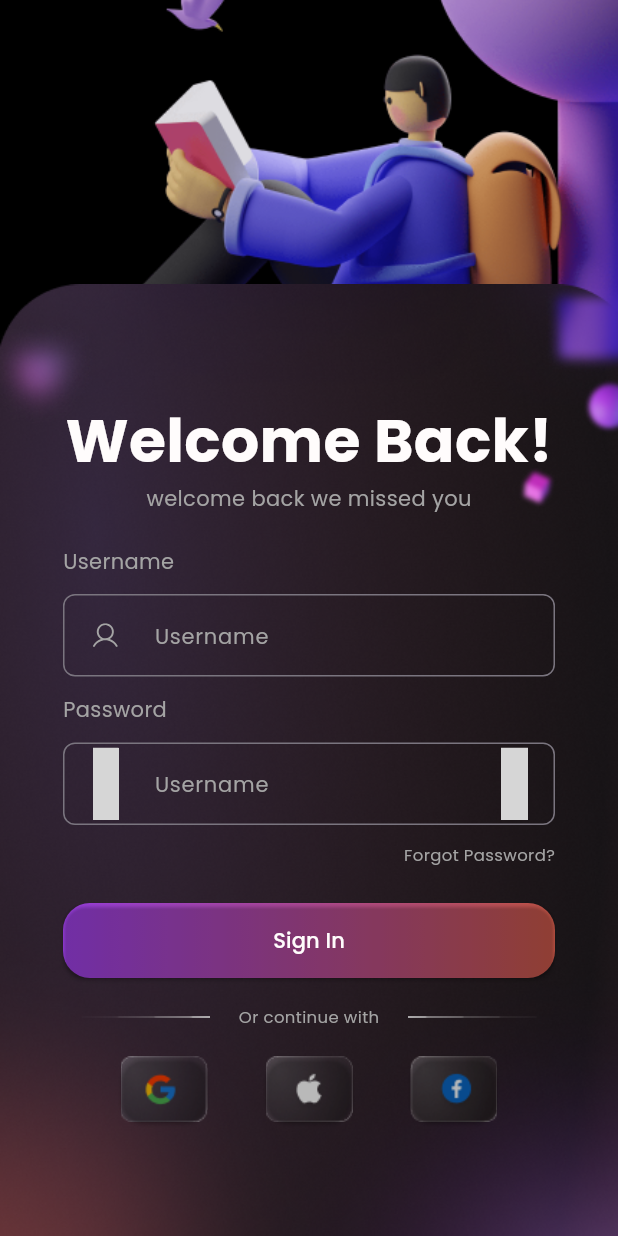
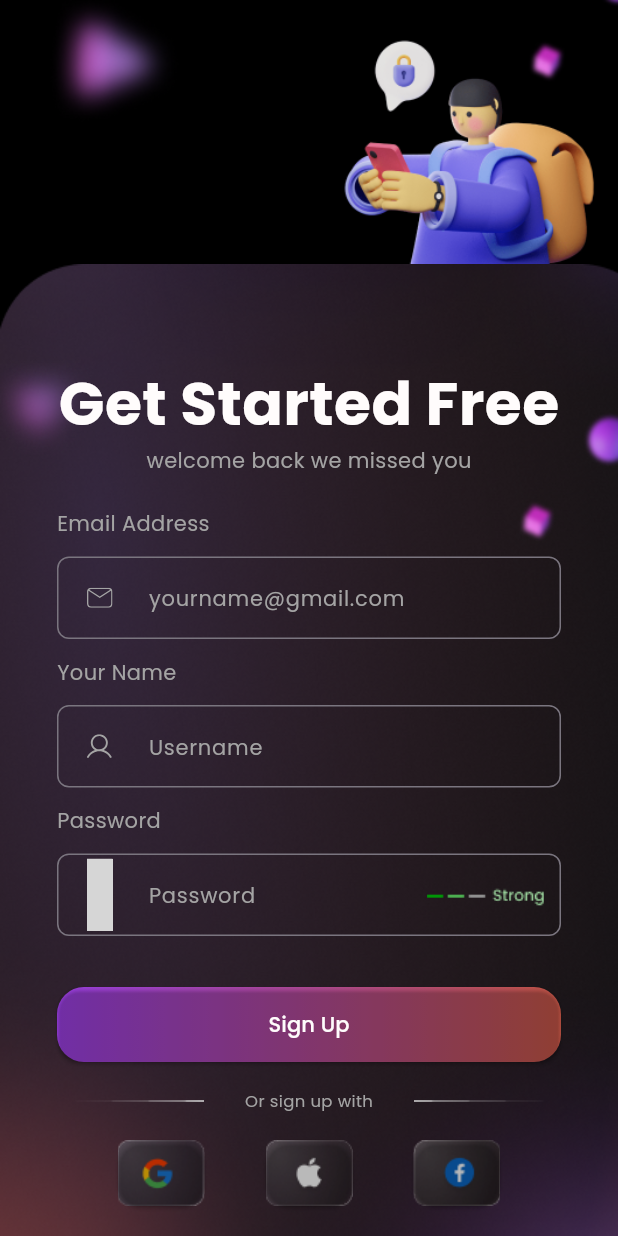
Before and after one commit to ikbalzohr/flutter_slice_login_register, a Flutter app: the screen it shows after launch, on a phone screen of 412 x 824 dp. Run offline on Flutter 3.47's test engine with Material 3 defaults, Android fonts, the phone set to English and light mode, and no system bars; our stand-ins replace flutter_svg, google_fonts; grey boxes are pictures that could not be loaded.

Commit message:
login register page done

```diff
--- a/lib/components/background_screen.dart
+++ b/lib/components/background_screen.dart
@@ -17,9 +17,7 @@ class BackgroundScreen extends StatelessWidget {
               fit: BoxFit.cover,
               child: Stack(
                 children: [
-                  Image.asset(
-                    'assets/images/background.png',
-                  ),
+                  Image.asset('assets/images/background.png'),
                   Image.asset("assets/images/object.png")
                 ],
               )),
--- /dev/null
+++ b/lib/components/button_large.dart
@@ -0,0 +1,45 @@
+// ignore_for_file: public_member_api_docs, sort_constructors_first
+import 'package:flutter/material.dart';
+import 'package:google_fonts/google_fonts.dart';
+
+import 'package:flutter_slice_login_register/components/utils.dart';
+
+class ButtonLarge extends StatelessWidget {
+  final String title;
+  final void Function() onPressed;
+  const ButtonLarge({
+    Key? key,
+    required this.title,
+    required this.onPressed,
+  }) : super(key: key);
+
+  @override
+  Widget build(BuildContext context) {
+    return Container(
+      height: 50,
+      width: double.infinity,
+      decoration: BoxDecoration(
+        borderRadius: BorderRadius.circular(18.0),
+        gradient: const LinearGradient(
+          colors: <Color>[Color(0xFF9C3FE4), Color(0xffC65647)],
+        ),
+      ),
+      child: ElevatedButton(
+        style: ElevatedButton.styleFrom(
+          backgroundColor: Colors.black.withOpacity(0),
+          shape: RoundedRectangleBorder(
+            borderRadius: BorderRadius.circular(15.0),
+          ),
+        ),
+        onPressed: onPressed,
+        child: Text(
+          title,
+          style: GoogleFonts.poppins(
+            color: clWhite,
+            fontSize: 14,
+          ),
+        ),
+      ),
+    );
+  }
+}
--- /dev/null
+++ b/lib/components/button_sosmed.dart
@@ -0,0 +1,50 @@
+import 'package:flutter/material.dart';
+
+class ButtonSosmed extends StatelessWidget {
+  const ButtonSosmed({super.key});
+
+  @override
+  Widget build(BuildContext context) {
+    return Row(
+      mainAxisAlignment: MainAxisAlignment.spaceEvenly,
+      children: [
+        _buttonSosmed(
+          imagePath: "assets/icons/google_icon.png",
+          onPressed: () {},
+        ),
+        _buttonSosmed(
+          imagePath: "assets/icons/apple_icon.png",
+          onPressed: () {},
+        ),
+        _buttonSosmed(
+          imagePath: "assets/icons/fb_icon.png",
+          onPressed: () {},
+        ),
+      ],
+    );
+  }
+
+  Container _buttonSosmed(
+      {required String imagePath, required void Function() onPressed}) {
+    return Container(
+      width: 58,
+      height: 44,
+      decoration: BoxDecoration(
+        image: DecorationImage(
+          image: AssetImage(imagePath),
+          fit: BoxFit.cover,
+        ),
+      ),
+      child: ElevatedButton(
+        style: ElevatedButton.styleFrom(
+          backgroundColor: Colors.black.withOpacity(0),
+          shape: RoundedRectangleBorder(
+            borderRadius: BorderRadius.circular(15.0),
+          ),
+        ),
+        onPressed: onPressed,
+        child: const SizedBox(),
+      ),
+    );
+  }
+}
--- a/lib/components/text_field_component.dart
+++ b/lib/components/text_field_component.dart
@@ -1,4 +1,3 @@
-// ignore_for_file: public_member_api_docs, sort_constructors_first
 import 'package:flutter/material.dart';
 import 'package:flutter_svg/flutter_svg.dart';
 import 'package:google_fonts/google_fonts.dart';
--- a/lib/main.dart
+++ b/lib/main.dart
@@ -1,5 +1,6 @@
 import 'package:flutter/material.dart';
-import 'package:flutter_slice_login_register/pages/login_page.dart';
+// import 'package:flutter_slice_login_register/pages/login_page.dart';
+import 'package:flutter_slice_login_register/pages/register_page.dart';
 
 void main() {
   runApp(const MyApp());
@@ -18,7 +19,7 @@ class MyApp extends StatelessWidget {
         colorScheme: ColorScheme.fromSeed(seedColor: Colors.deepPurple),
         useMaterial3: true,
       ),
-      home: const LoginPage(),
+      home: const RegisterPage(),
     );
   }
 }
--- a/lib/pages/login_page.dart
+++ b/lib/pages/login_page.dart
@@ -1,5 +1,7 @@
 import 'package:flutter/material.dart';
 import 'package:flutter/services.dart';
+import 'package:flutter_slice_login_register/components/button_large.dart';
+import 'package:flutter_slice_login_register/components/button_sosmed.dart';
 import 'package:flutter_slice_login_register/components/text_field_component.dart';
 import 'package:google_fonts/google_fonts.dart';
 
@@ -70,7 +72,7 @@ class LoginPage extends StatelessWidget {
                         height: 55,
                         margin: const EdgeInsets.symmetric(vertical: 12),
                         child: const TextFieldComponent(
-                          hintText: "Username",
+                          hintText: "Password",
                           prefixIconPath: "assets/svg/key.svg",
                           sufixIconPath: "assets/svg/eye_disable.svg",
                         ),
@@ -88,35 +90,7 @@ class LoginPage extends StatelessWidget {
                         ],
                       ),
                       const SizedBox(height: 24),
-                      Container(
-                        height: 50,
-                        width: double.infinity,
-                        decoration: BoxDecoration(
-                          borderRadius: BorderRadius.circular(18.0),
-                          gradient: const LinearGradient(
-                            colors: <Color>[
-                              Color(0xFF9C3FE4),
-                              Color(0xffC65647)
-                            ],
-                          ),
-                        ),
-                        child: ElevatedButton(
-                          style: ElevatedButton.styleFrom(
-                            backgroundColor: Colors.black.withOpacity(0),
-                            shape: RoundedRectangleBorder(
-                              borderRadius: BorderRadius.circular(15.0),
-                            ),
-                          ),
-                          onPressed: () {},
-                          child: Text(
-                            "Sign In",
-                            style: GoogleFonts.poppins(
-                              color: clWhite,
-                              fontSize: 14,
-                            ),
-                          ),
-                        ),
-                      ),
+                      ButtonLarge(title: "Sign In", onPressed: () {}),
                       const SizedBox(height: 18),
                       Row(
                         mainAxisAlignment: MainAxisAlignment.spaceBetween,
@@ -139,23 +113,7 @@ class LoginPage extends StatelessWidget {
                         ],
                       ),
                       const SizedBox(height: 18),
-                      Row(
-                        mainAxisAlignment: MainAxisAlignment.spaceEvenly,
-                        children: [
-                          buttonSosmedLogin(
-                            imagePath: "assets/icons/google_icon.png",
-                            onPressed: () {},
-                          ),
-                          buttonSosmedLogin(
-                            imagePath: "assets/icons/apple_icon.png",
-                            onPressed: () {},
-                          ),
-                          buttonSosmedLogin(
-                            imagePath: "assets/icons/fb_icon.png",
-                            onPressed: () {},
-                          ),
-                        ],
-                      )
+                      const ButtonSosmed()
                     ],
                   ),
                 ),
@@ -166,28 +124,4 @@ class LoginPage extends StatelessWidget {
       ),
     );
   }
-
-  Container buttonSosmedLogin(
-      {required String imagePath, required void Function() onPressed}) {
-    return Container(
-      width: 58,
-      height: 44,
-      decoration: BoxDecoration(
-        image: DecorationImage(
-          image: AssetImage(imagePath),
-          fit: BoxFit.cover,
-        ),
-      ),
-      child: ElevatedButton(
-        style: ElevatedButton.styleFrom(
-          backgroundColor: Colors.black.withOpacity(0),
-          shape: RoundedRectangleBorder(
-            borderRadius: BorderRadius.circular(15.0),
-          ),
-        ),
-        onPressed: onPressed,
-        child: const SizedBox(),
-      ),
-    );
-  }
 }
--- /dev/null
+++ b/lib/pages/register_page.dart
@@ -0,0 +1,155 @@
+import 'package:flutter/material.dart';
+import 'package:flutter_slice_login_register/components/button_large.dart';
+import 'package:flutter_slice_login_register/components/button_sosmed.dart';
+import 'package:flutter_slice_login_register/components/text_field_component.dart';
+import 'package:flutter_slice_login_register/components/utils.dart';
+import 'package:flutter_svg/flutter_svg.dart';
+import 'package:google_fonts/google_fonts.dart';
+
+class RegisterPage extends StatelessWidget {
+  const RegisterPage({super.key});
+
+  @override
+  Widget build(BuildContext context) {
+    return Scaffold(
+      backgroundColor: Colors.black,
+      body: Stack(
+        children: [
+          Positioned(
+            top: 20,
+            right: 2,
+            child: Image.asset(
+              "assets/images/illustration_regs.png",
+              width: 220,
+            ),
+          ),
+          Positioned(
+            bottom: -40,
+            child: Image.asset("assets/images/background.png"),
+          ),
+          Image.asset("assets/images/objects__bg.png"),
+          ListView(
+            padding: const EdgeInsets.symmetric(horizontal: 38.0),
+            children: [
+              const SizedBox(height: 240.0),
+              Center(
+                child: Text(
+                  "Get Started Free",
+                  style: GoogleFonts.poppins(
+                    fontSize: 40,
+                    color: clWhite,
+                    fontWeight: FontWeight.bold,
+                  ),
+                ),
+              ),
+              Center(
+                child: Text(
+                  "welcome back we missed you",
+                  style: GoogleFonts.poppins(
+                    fontSize: 14,
+                    color: clGrey,
+                  ),
+                ),
+              ),
+              const SizedBox(height: 22),
+              Text(
+                "Email Address",
+                style: GoogleFonts.poppins(
+                  fontSize: 14,
+                  color: clGrey,
+                ),
+              ),
+              Container(
+                height: 55,
+                margin: const EdgeInsets.symmetric(vertical: 12),
+                child: const TextFieldComponent(
+                  hintText: "yourname@gmail.com",
+                  prefixIconPath: "assets/svg/email.svg",
+                ),
+              ),
+              Text(
+                "Your Name",
+                style: GoogleFonts.poppins(
+                  fontSize: 14,
+                  color: clGrey,
+                ),
+              ),
+              Container(
+                height: 55,
+                margin: const EdgeInsets.symmetric(vertical: 12),
+                child: const TextFieldComponent(
+                  hintText: "Username",
+                  prefixIconPath: "assets/svg/person.svg",
+                ),
+              ),
+              Text(
+                "Password",
+                style: GoogleFonts.poppins(
+                  fontSize: 14,
+                  color: clGrey,
+                ),
+              ),
+              Container(
+                height: 55,
+                margin: const EdgeInsets.symmetric(vertical: 12),
+                child: TextField(
+                  decoration: InputDecoration(
+                    hintText: "Password",
+                    hintStyle: GoogleFonts.poppins(
+                      fontSize: 14,
+                      color: clGrey,
+                    ),
+                    prefixIcon: Container(
+                      margin: const EdgeInsets.symmetric(horizontal: 20.0),
+                      child: SvgPicture.asset(
+                        "assets/svg/key.svg",
+                        height: 18,
+                        width: 17,
+                      ),
+                    ),
+                    suffixIcon: Image.asset(
+                      "assets/images/strong.png",
+                      width: 100,
+                      height: 16,
+                    ),
+                    border: OutlineInputBorder(
+                      borderRadius: BorderRadius.circular(8),
+                      borderSide: const BorderSide(
+                        color: clWhite,
+                      ),
+                    ),
+                  ),
+                ),
+              ),
+              const SizedBox(height: 22),
+              ButtonLarge(title: "Sign Up", onPressed: () {}),
+              const SizedBox(height: 18),
+              Row(
+                mainAxisAlignment: MainAxisAlignment.spaceBetween,
+                children: [
+                  SizedBox(
+                    width: 98,
+                    child: Image.asset("assets/images/line_left.png"),
+                  ),
+                  Text(
+                    "Or sign up with",
+                    style: GoogleFonts.poppins(
+                      fontSize: 11,
+                      color: clGrey,
+                    ),
+                  ),
+                  SizedBox(
+                    width: 98,
+                    child: Image.asset("assets/images/line_right.png"),
+                  )
+                ],
+              ),
+              const SizedBox(height: 18),
+              const ButtonSosmed()
+            ],
+          )
+        ],
+      ),
+    );
+  }
+}
```
Also changed, not shown: assets/images/illustration_regs.png (added), assets/images/objects__bg.png (added), assets/images/strong.png (added), assets/svg/email.svg (added).
